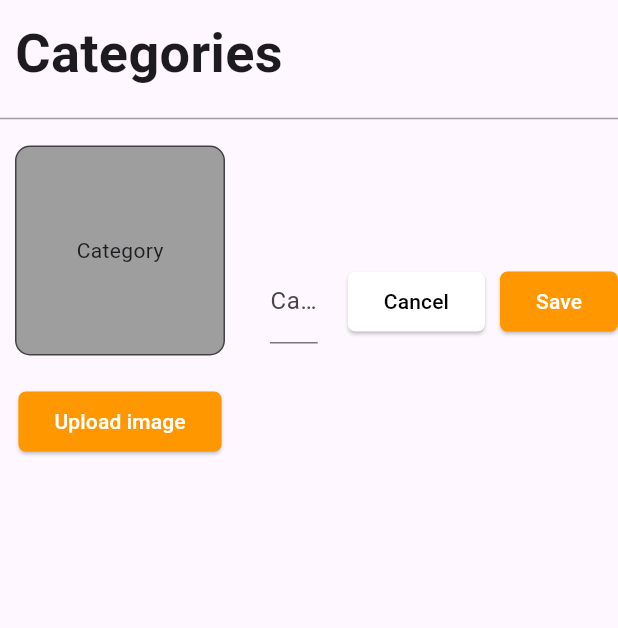
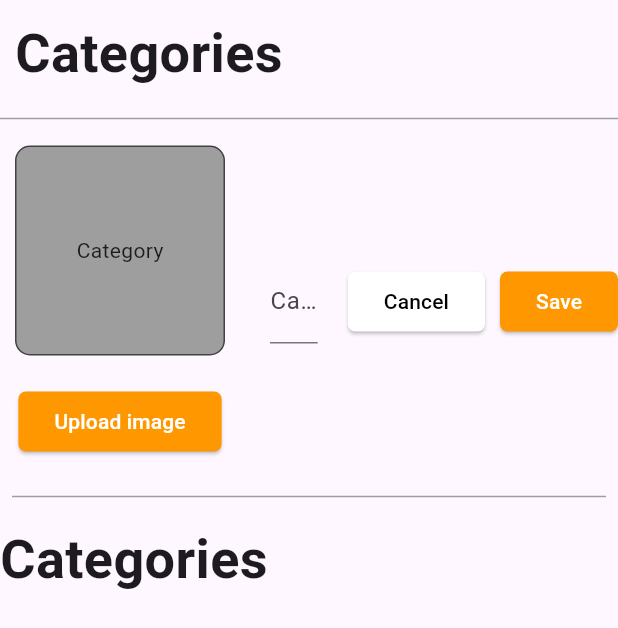
Before and after one commit to allenmasud12/shop_web_admin, a Flutter app: the CategoryScreen widget shown alone on an empty page, opened directly, on a phone screen of 412 x 824 dp. Shown: the top 628 px of the screen. Run offline on Flutter 3.47's test engine with Material 3 defaults, Android fonts, the light colour scheme and no system bars; our stand-ins replace cloud_firestore, file_picker, firebase_core, firebase_storage, flutter_easyloading; missing offline and left inert: flutter_admin_scaffold; accounts and stored records are empty.

Commit message:
category data displayed

```diff
--- a/lib/views/screen/category_screen.dart
+++ b/lib/views/screen/category_screen.dart
@@ -5,6 +5,7 @@ import 'package:flutter/cupertino.dart';
 import 'package:flutter/material.dart';
 import 'package:flutter_easyloading/flutter_easyloading.dart';
 import 'package:shop_admin/constants.dart';
+import 'package:shop_admin/widget/category_widget.dart';
 
 class CategoryScreen extends StatefulWidget {
   static const String routeName = "/CategoryScreen";
@@ -56,6 +57,7 @@ class _CategoryScreenState extends State<CategoryScreen> {
       EasyLoading.dismiss();
       setState(() {
         _image = null;
+        _formkey.currentState!.reset();
       });
     });
     }else{
@@ -177,6 +179,21 @@ class _CategoryScreenState extends State<CategoryScreen> {
                 )
               ],
             ),
+            Padding(
+              padding: const EdgeInsets.all(8.0),
+              child: Divider(color: Colors.grey,),
+            ),
+            Container(
+              alignment: Alignment.topLeft,
+              child: Text(
+                "Categories",
+                style: TextStyle(
+                  fontWeight: FontWeight.bold,
+                  fontSize: 36,
+                ),
+              ),
+            ),
+            CategoryWidget()
           ],
         ),
       ),
--- /dev/null
+++ b/lib/widget/category_widget.dart
@@ -0,0 +1,57 @@
+import 'package:cloud_firestore/cloud_firestore.dart';
+import 'package:flutter/material.dart';
+import 'package:shop_admin/constants.dart';
+
+class CategoryWidget extends StatelessWidget {
+  const CategoryWidget({super.key});
+
+  @override
+  Widget build(BuildContext context) {
+    final Stream<QuerySnapshot> _categoriesStream = FirebaseFirestore.instance.collection('categories').snapshots();
+
+    return StreamBuilder<QuerySnapshot>(
+      stream: _categoriesStream,
+      builder: (BuildContext context, AsyncSnapshot<QuerySnapshot> snapshot) {
+        if (snapshot.hasError) {
+          return Center(child: Text('Something went wrong'));
+        }
+
+        if (snapshot.connectionState == ConnectionState.waiting) {
+          return Center(child: CircularProgressIndicator(color: Colors.cyan));
+        }
+
+        return SingleChildScrollView(
+          child: GridView.builder(
+            shrinkWrap: true,
+            physics: NeverScrollableScrollPhysics(),
+            itemCount: snapshot.data!.size,
+            gridDelegate: SliverGridDelegateWithFixedCrossAxisCount(
+              crossAxisCount: 6,
+              mainAxisSpacing: 8,
+              crossAxisSpacing: 8,
+            ),
+            itemBuilder: (context, index) {
+              final categoryData = snapshot.data!.docs[index];
+              return Column(
+                children: [
+                  SizedBox(
+                    // height: 150,
+                    width: 100,
+                    child: Image.network(
+                      categoryData['image'],
+                      errorBuilder: (context, error, stackTrace) {
+                        return Icon(Icons.error);
+                      },
+                    ),
+                  ),
+                 10.height,
+                  Text(categoryData['categoryName']),
+                ],
+              );
+            },
+          ),
+        );
+      },
+    );
+  }
+}
```
